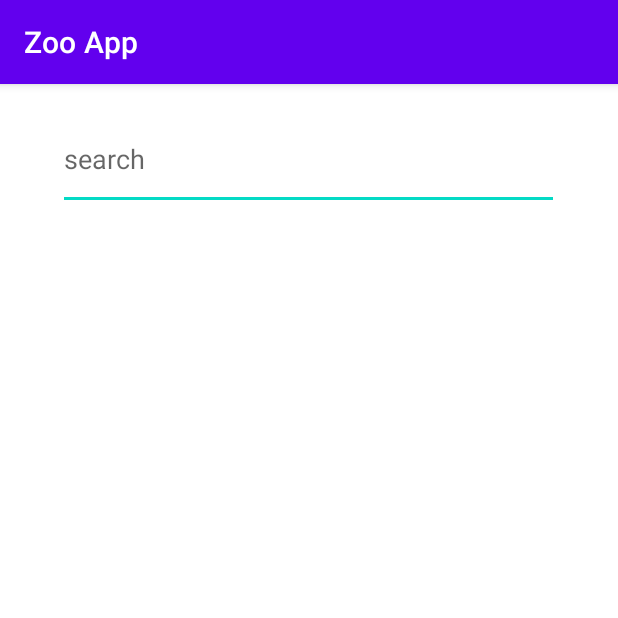
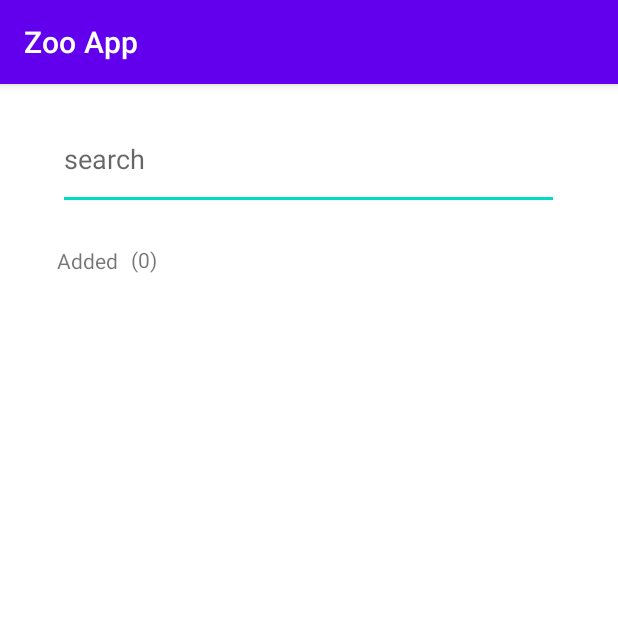
Before and after one commit to CSE-110-Spring-2022/zooseeker-cse-110-team-4, an Android app: the screen it shows after launch (MainActivity), on a phone screen of 412 x 824 dp, the top half of it. Run offline under Robolectric (Android 15) with nearby library versions, the phone set to English and light mode, and no system bars.

Commit message:
add added(0)

```diff
--- a/app/src/main/res/layout/activity_main.xml
+++ b/app/src/main/res/layout/activity_main.xml
@@ -32,4 +32,28 @@
         app:layout_constraintTop_toTopOf="parent"
         app:layout_constraintVertical_bias="0.822" />
 
+    <TextView
+        android:id="@+id/added_text"
+        android:layout_width="wrap_content"
+        android:layout_height="wrap_content"
+        android:text="Added"
+        app:layout_constraintBottom_toBottomOf="parent"
+        app:layout_constraintEnd_toEndOf="parent"
+        app:layout_constraintHorizontal_bias="0.102"
+        app:layout_constraintStart_toStartOf="parent"
+        app:layout_constraintTop_toTopOf="parent"
+        app:layout_constraintVertical_bias="0.144" />
+
+    <TextView
+        android:id="@+id/added_counter"
+        android:layout_width="58dp"
+        android:layout_height="34dp"
+        android:text="(0)"
+        app:layout_constraintBottom_toBottomOf="parent"
+        app:layout_constraintEnd_toEndOf="parent"
+        app:layout_constraintHorizontal_bias="0.246"
+        app:layout_constraintStart_toStartOf="parent"
+        app:layout_constraintTop_toTopOf="parent"
+        app:layout_constraintVertical_bias="0.146" />
+
 </androidx.constraintlayout.widget.ConstraintLayout>
```
